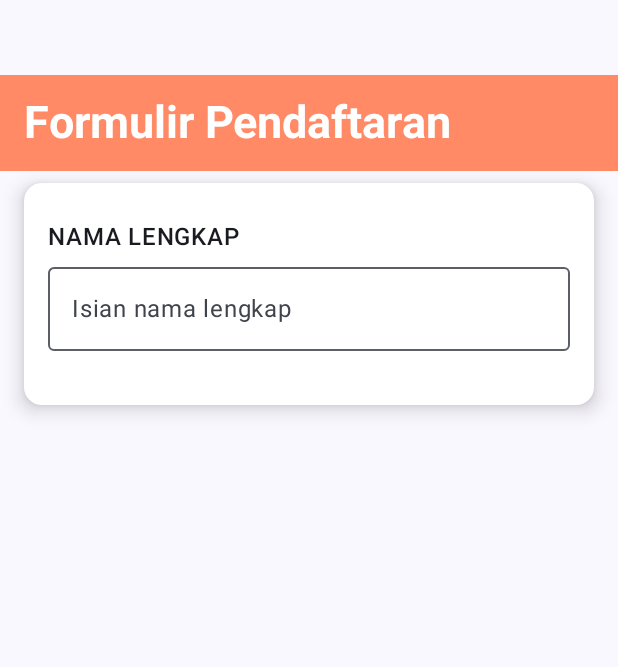
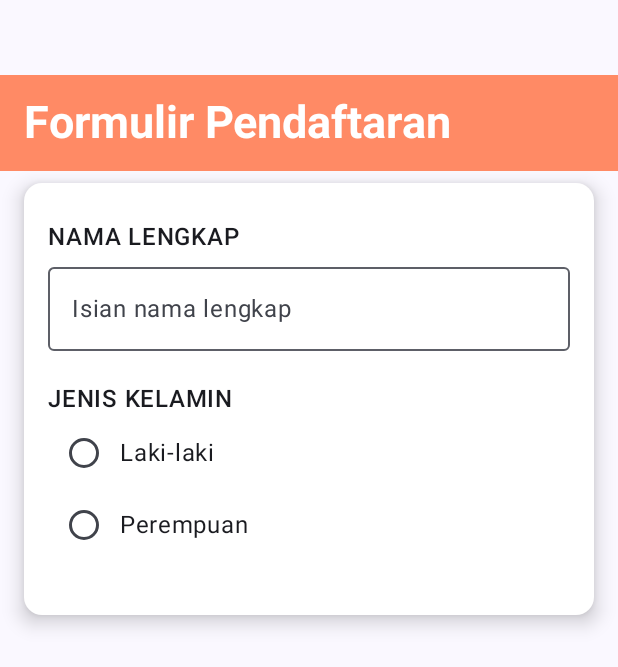
Before and after one commit to salsadillaazkhiyahputri/QuestNavigasTugas_077, an Android app built with Jetpack Compose: the composable FormIsian shown on its own in the app's theme, on a phone screen of 412 x 824 dp. Shown: the top 667 px of the screen. Run offline under Robolectric (Android 15) with nearby library versions, the phone set to English and light mode, and no system bars.

Commit message:
menambahkan   pilihan jenis kelamin dengan RadioButton dan spacing

```diff
--- a/app/src/main/java/com/example/questnavigastugas/view/Formulir.kt
+++ b/app/src/main/java/com/example/questnavigastugas/view/Formulir.kt
@@ -1,17 +1,21 @@
 package com.example.questnavigastugas.view
 
 import androidx.compose.foundation.layout.Column
+import androidx.compose.foundation.layout.Row
 import androidx.compose.foundation.layout.Spacer
 import androidx.compose.foundation.layout.fillMaxSize
 import androidx.compose.foundation.layout.fillMaxWidth
 import androidx.compose.foundation.layout.height
 import androidx.compose.foundation.layout.padding
 import androidx.compose.foundation.rememberScrollState
+import androidx.compose.foundation.selection.selectable
 import androidx.compose.foundation.verticalScroll
 import androidx.compose.material3.Card
 import androidx.compose.material3.CardDefaults
 import androidx.compose.material3.ExperimentalMaterial3Api
+import androidx.compose.material3.MaterialTheme
 import androidx.compose.material3.OutlinedTextField
+import androidx.compose.material3.RadioButton
 import androidx.compose.material3.Scaffold
 import androidx.compose.material3.Text
 import androidx.compose.material3.TopAppBar
@@ -97,6 +101,25 @@ fun FormIsian(
                     onValueChange = { textNama = it }
                 )
                 Spacer(modifier = Modifier.height(20.dp))
+                Text(text = "JENIS KELAMIN", fontWeight = FontWeight.SemiBold)
+                Column(modifier = Modifier.fillMaxWidth()) {
+                    genderOptions.forEach { item ->
+                        Row(
+                            modifier = Modifier
+                                .selectable(
+                                    selected = selectedJK == item,
+                                    onClick = { selectedJK = item })
+                                .fillMaxWidth(),
+                            verticalAlignment = Alignment.CenterVertically
+                        ) {
+                            RadioButton(
+                                selected = selectedJK == item,
+                                onClick = { selectedJK = item })
+                            Text(item, style = MaterialTheme.typography.bodyLarge)
+                        }
+                    }
+                }
+                Spacer(modifier = Modifier.height(20.dp))
             }
         }
     }
```
